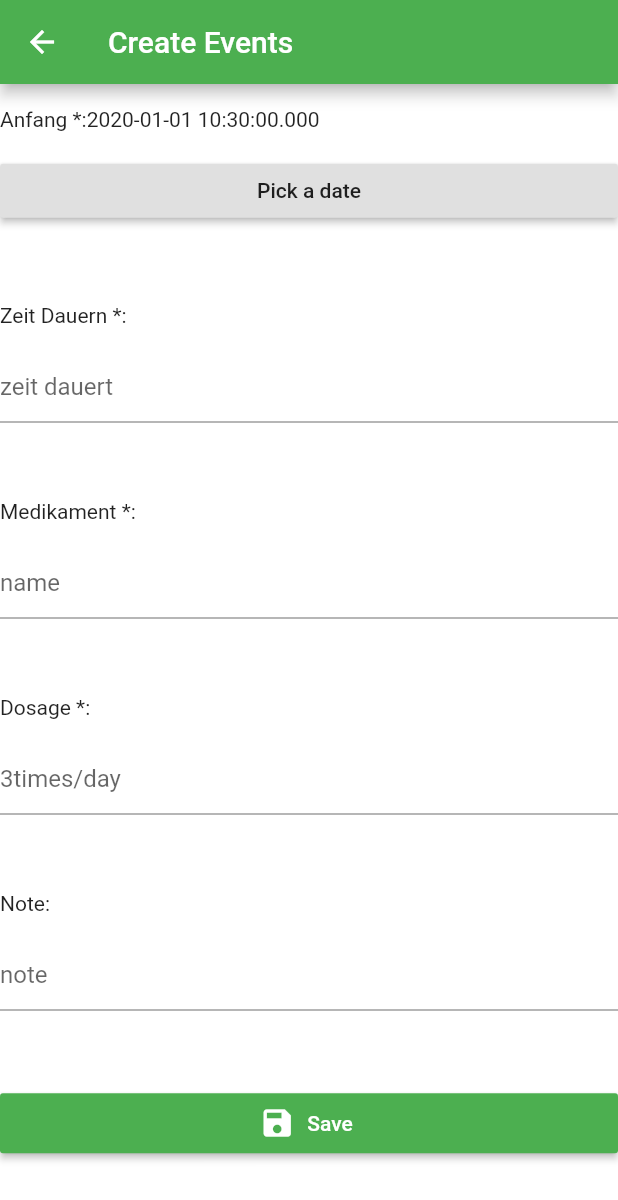
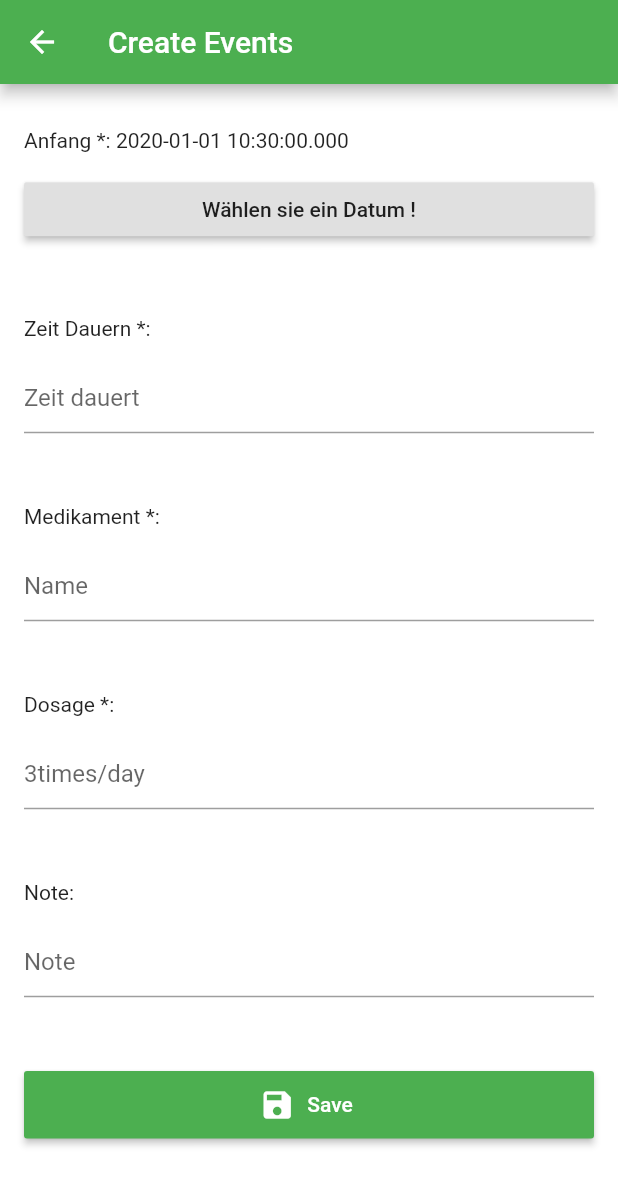
Before and after one commit to 97131004/Smart-Apotheke, a Flutter app: the Calendar screen opened directly, after a tap on the "add" icon, on a phone screen of 412 x 824 dp. Shown: the top 1200 px of the screen. Run offline on Flutter 3.47's test engine with Material 2 defaults, Android fonts, the phone set to English and light mode, and no system bars; our stand-ins replace carousel_pro, connectivity, flutter_html, flutter_local_notifications, fluttertoast, image_picker and 4 more; missing offline and left inert: flutter_pagewise, image_editor, mlkit; accounts and stored records are empty.

Commit message:
change style for the calendar form with return Padding

```diff
--- a/lib/widgets/calendar.dart
+++ b/lib/widgets/calendar.dart
@@ -2,8 +2,6 @@ import 'package:flutter/material.dart';
 import 'package:flutter/rendering.dart';
 import 'package:table_calendar/table_calendar.dart';
 import 'package:maph_group3/util/calendar_data.dart';
-import 'package:uuid/uuid.dart';
-import '../util/helper.dart';
 import 'dart:math';
 import 'dart:convert';
 
@@ -42,27 +40,35 @@ class _CalendarState extends State<Calendar> {
     SharedPreferences shared = await SharedPreferences.getInstance();
     List<String> events_calendar = shared.getStringList('calendar_data');
     //print(events_calendar);
-    for(var i = 0; i< events_calendar.length ; i++){
+    if (events_calendar != null) {
+      for (var i = 0; i < events_calendar.length; i++) {
         result = jsonDecode(events_calendar[i]);
         List<String> one_items = [];
         Map<DateTime, List> _events_tinhcv;
-      if(result['days_duration'] > 0){
-        for( var j = 0; j<result['days_duration'] ; j++){
-          if(result['begin_day'] > 0){
-            _selectedDay = new DateTime.fromMillisecondsSinceEpoch( result['begin_day']);
-          }
-          if(j == 0){
-            one_items.add(result['name_medical'] + "-" +  result['dosage'] +  "-" + result['note'] );
+        if (result['days_duration'] > 0) {
+          for (var j = 0; j <= result['days_duration']; j++) {
+            if (j == 0) {
+              one_items.add(result['name_medical'] +
+                  "-" +
+                  result['dosage'] +
+                  "-" +
+                  result['note']);
             }
 
+            if (result['begin_day'] > 0) {
+              _selectedDay =
+                  new DateTime.fromMillisecondsSinceEpoch(result['begin_day']);
+            }
             _events_tinhcv = {
-            _selectedDay.add(Duration(days: result['days_duration'] - j)): one_items
+              _selectedDay.add(Duration(days: result['days_duration'] - j)):
+                  one_items
             };
             await _events.addAll(_events_tinhcv);
           }
         }
       }
       _selectedEvents = await cretateData(_events);
+    }
   }
 
   Future<List> cretateData(Map<DateTime, List> _events) async {
@@ -83,12 +89,14 @@ class _CalendarState extends State<Calendar> {
     note = TextEditingController();
     dosage = TextEditingController();
 
-    var initializationSettingsAndroid = new AndroidInitializationSettings('app_icon');
+    var initializationSettingsAndroid =
+        new AndroidInitializationSettings('app_icon');
     var initializationSettingsIOS = new IOSInitializationSettings();
     var initializationSettings = new InitializationSettings(
         initializationSettingsAndroid, initializationSettingsIOS);
     flutterLocalNotificationsPlugin = new FlutterLocalNotificationsPlugin();
-    flutterLocalNotificationsPlugin.initialize(initializationSettings, onSelectNotification: onSelectNotification);
+    flutterLocalNotificationsPlugin.initialize(initializationSettings,
+        onSelectNotification: onSelectNotification);
   }
 
   Future onSelectNotification(String payload) async {
@@ -102,7 +110,6 @@ class _CalendarState extends State<Calendar> {
   }
 
   Future<void> scheduleNotification(CalendarData medicine) async {
-
     var androidPlatformChannelSpecifics = AndroidNotificationDetails(
       'repeatDailyAtTime channel id',
       'repeatDailyAtTime channel name',
@@ -123,7 +130,7 @@ class _CalendarState extends State<Calendar> {
         medicine.id,
         'Mediminder: ${medicine.name_medical}',
         'Es ist an der Zeit, Ihre Medikamente gemäß Zeitplan einzunehmen',
-          Time(0, 23, 0),
+        Time(15, 50, 0),
         platformChannelSpecifics);
     //}
     //await flutterLocalNotificationsPlugin.cancelAll();
@@ -142,8 +149,7 @@ class _CalendarState extends State<Calendar> {
   }
 
   void _onVisibleDaysChanged(
-      DateTime first, DateTime last, CalendarFormat format) {
-  }
+      DateTime first, DateTime last, CalendarFormat format) {}
 
   @override
   Widget build(BuildContext context) {
@@ -157,7 +163,7 @@ class _CalendarState extends State<Calendar> {
               Navigator.push(
                 context,
                 MaterialPageRoute(
-                    builder: (context) => _build_form_to_calendar()),
+                    builder: (context) => _build_form_to_calendar(context)),
               );
             },
           ),
@@ -169,10 +175,13 @@ class _CalendarState extends State<Calendar> {
           // Switch out 2 lines below to play with TableCalendar's settings
           //-----------------------
           _buildTableCalendar(),
-
+          //_buildTableCalendarWithBuilders(),
           const SizedBox(height: 8.0),
           const SizedBox(height: 8.0),
-          Expanded(child:  _selectedEvents.isNotEmpty ? _buildEventList() : new Container(width: 0.0, height: 0.0)),
+          Expanded(
+              child: _selectedEvents.isNotEmpty
+                  ? _buildEventList()
+                  : new Container(width: 0.0, height: 0.0)),
         ],
       ),
     );
@@ -203,7 +212,7 @@ class _CalendarState extends State<Calendar> {
   }
 
   _buildEventList() {
-    if(_selectedEvents != null){
+    if (_selectedEvents != null) {
       return ListView(
           children: _selectedEvents
               .map((event) => Container(
@@ -272,42 +281,48 @@ class _CalendarState extends State<Calendar> {
     );
   }
 
-  Widget _build_form_to_calendar() {
+  Future<Null> _selected_Date(BuildContext context) async {
+    final DateTime picked = await showDatePicker(
+        context: context,
+        initialDate: DateTime.now(),
+        firstDate: DateTime(2020),
+        lastDate: DateTime(2029)
+    );
+    if(picked != null && picked != DateTime.now()){
+      setState(() {
+        begin_day = picked;
+      });
+    }
+  }
+
+  Widget _build_form_to_calendar (BuildContext context){
     return Scaffold(
       appBar: AppBar(
         title: Text("Create Events"),
       ),
-      body: Column(
-          mainAxisSize: MainAxisSize.max,
+      body:new  Padding(
+         padding: EdgeInsets.all(16),
+          child: Column(
+            mainAxisAlignment: MainAxisAlignment.spaceEvenly,
               crossAxisAlignment: CrossAxisAlignment.stretch,
-          mainAxisAlignment: MainAxisAlignment.spaceEvenly,
               children: <Widget>[
-            Text('Anfang *:' + begin_day.toString()),
+                Text('Anfang *: ${begin_day.toString()}'),
                 RaisedButton(
-                child: Text("Pick a date"),
+                    child: Text("Wählen sie ein Datum !"),
                     onPressed: () {
-                  showDatePicker(
-                          context: context,
-                          initialDate: DateTime.now(),
-                          firstDate: DateTime(2019),
-                          lastDate: DateTime(2029))
-                      .then((date) {
-                    setState(() {
-                      begin_day = date;
-                    });
-                  });
+                      _selected_Date(context);
                     }),
                 SizedBox(height: 20),
                 Text('Zeit Dauern *:'),
                 TextField(
                   controller: days_duration,
-              decoration: InputDecoration(hintText: "zeit dauert"),
+                  decoration: InputDecoration(hintText: "Zeit dauert"),
                 ),
                 SizedBox(height: 20),
                 Text('Medikament *:'),
                 TextField(
                   controller: name_medical,
-              decoration: InputDecoration(hintText: "name"),
+                  decoration: InputDecoration(hintText: "Name"),
                 ),
                 SizedBox(height: 20),
                 Text('Dosage *:'),
@@ -319,7 +334,7 @@ class _CalendarState extends State<Calendar> {
                 Text('Note:'),
                 TextField(
                   controller: note,
-              decoration: InputDecoration(hintText: "note"),
+                  decoration: InputDecoration(hintText: "Note"),
                 ),
                 SizedBox(height: 20),
                 buildSaveButton(() => onPressedSaveButton()),
@@ -327,6 +342,7 @@ class _CalendarState extends State<Calendar> {
                   height: 20,
                 ),
               ]),
+          ),
     );
   }
 
@@ -334,7 +350,7 @@ class _CalendarState extends State<Calendar> {
     return ButtonTheme(
       buttonColor: Theme.of(context).accentColor,
       minWidth: double.infinity,
-      height: 40.0,
+      height: 45.0,
       child: RaisedButton.icon(
         color: Colors.green,
         textColor: Colors.white,
@@ -388,7 +404,7 @@ class _CalendarState extends State<Calendar> {
     );
   }
 
-  void _saveInformation(data) async{
+  void _saveInformation(data) async {
     SharedPreferences sharedUser = await SharedPreferences.getInstance();
     List<String> medicineJsonList = [];
     if (sharedUser.getStringList('calendar_data') == null) {
```
Lines whose indentation alone changed are shown as unchanged.
